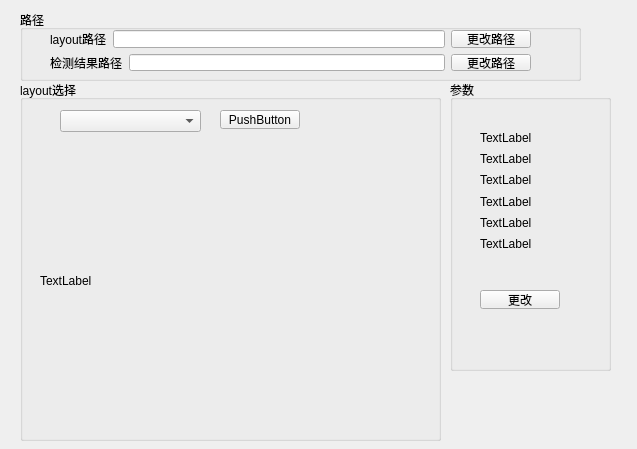
Above: LED_test/form_setting.ui from imbdus/LEDPLate before the change. Below: the same form after it.
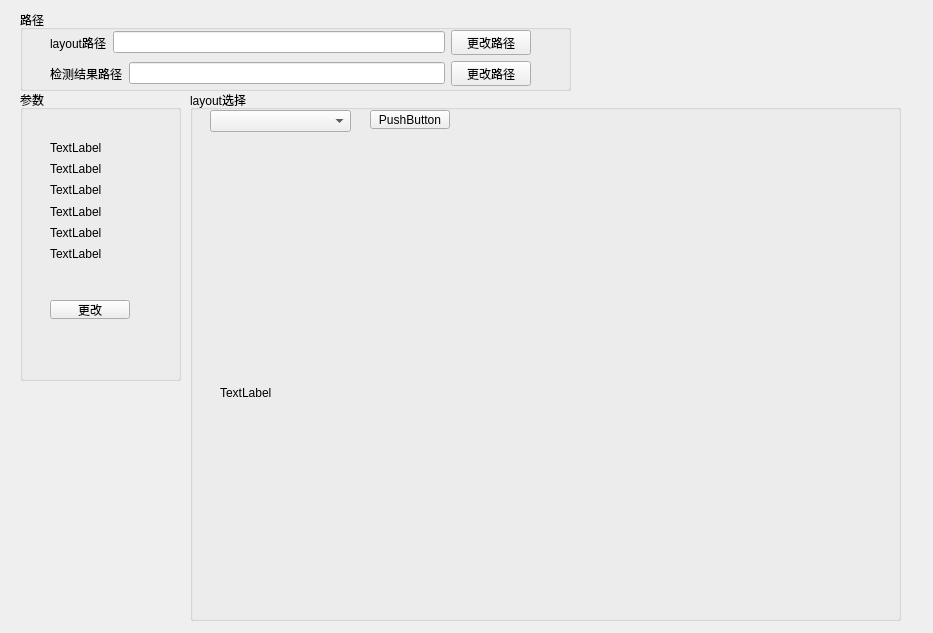
That is the form after the change.

```diff
--- a/LED_test/form_setting.ui
+++ b/LED_test/form_setting.ui
@@ -6,8 +6,8 @@
    <rect>
     <x>0</x>
     <y>0</y>
-    <width>637</width>
-    <height>449</height>
+    <width>933</width>
+    <height>633</height>
    </rect>
   </property>
   <property name="windowTitle">
@@ -16,10 +16,10 @@
   <widget class="QGroupBox" name="groupBox_2">
    <property name="geometry">
     <rect>
-     <x>20</x>
-     <y>80</y>
-     <width>421</width>
-     <height>361</height>
+     <x>190</x>
+     <y>90</y>
+     <width>711</width>
+     <height>531</height>
     </rect>
    </property>
    <property name="title">
@@ -28,8 +28,8 @@
    <widget class="QComboBox" name="comboBox">
     <property name="geometry">
      <rect>
-      <x>40</x>
-      <y>30</y>
+      <x>20</x>
+      <y>20</y>
       <width>141</width>
       <height>22</height>
      </rect>
@@ -38,8 +38,8 @@
    <widget class="QPushButton" name="pushButton">
     <property name="geometry">
      <rect>
-      <x>200</x>
-      <y>30</y>
+      <x>180</x>
+      <y>20</y>
       <width>80</width>
       <height>19</height>
      </rect>
@@ -51,10 +51,10 @@
    <widget class="QLabel" name="label_paint">
     <property name="geometry">
      <rect>
-      <x>20</x>
-      <y>70</y>
-      <width>371</width>
-      <height>261</height>
+      <x>30</x>
+      <y>60</y>
+      <width>648</width>
+      <height>486</height>
      </rect>
     </property>
     <property name="text">
@@ -65,8 +65,8 @@
   <widget class="QGroupBox" name="groupBox_3">
    <property name="geometry">
     <rect>
-     <x>450</x>
-     <y>80</y>
+     <x>20</x>
+     <y>90</y>
      <width>161</width>
      <height>291</height>
     </rect>
@@ -159,8 +159,8 @@
     <rect>
      <x>20</x>
      <y>10</y>
-     <width>561</width>
-     <height>71</height>
+     <width>551</width>
+     <height>81</height>
     </rect>
    </property>
    <property name="sizePolicy">
@@ -172,13 +172,13 @@
    <property name="title">
     <string>路径</string>
    </property>
-   <widget class="QWidget" name="">
+   <widget class="QWidget" name="layoutWidget">
     <property name="geometry">
      <rect>
       <x>30</x>
       <y>20</y>
       <width>481</width>
-      <height>41</height>
+      <height>56</height>
      </rect>
     </property>
     <layout class="QVBoxLayout" name="verticalLayout_5">
```
